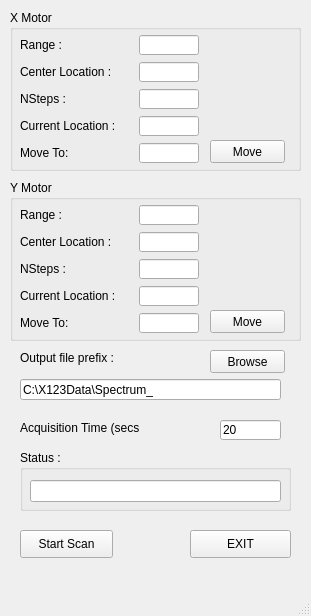
First picture: the form in gridscan_mainwin.ui, repository hgarbeil/GridScan, before the edit.
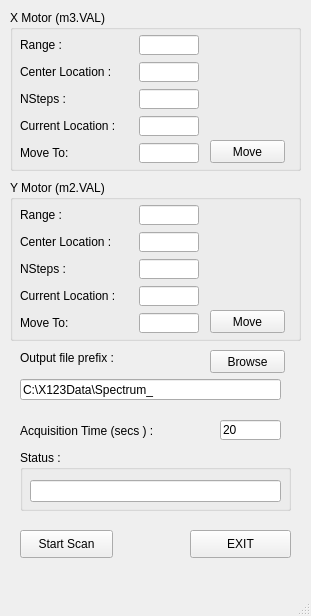
Second picture: the form after the edit.

Patch:
```diff
--- a/gridscan_mainwin.ui
+++ b/gridscan_mainwin.ui
@@ -24,7 +24,7 @@
      </rect>
     </property>
     <property name="title">
-     <string>X Motor</string>
+     <string>X Motor (m3.VAL)</string>
     </property>
     <widget class="QPushButton" name="x_MoveButton">
      <property name="geometry">
@@ -190,7 +190,7 @@
      </rect>
     </property>
     <property name="title">
-     <string>Y Motor</string>
+     <string>Y Motor (m2.VAL)</string>
     </property>
     <widget class="QPushButton" name="y_MoveButton">
      <property name="geometry">
@@ -377,8 +377,8 @@
      <rect>
       <x>20</x>
       <y>420</y>
-      <width>121</width>
-      <height>16</height>
+      <width>161</width>
+      <height>21</height>
      </rect>
     </property>
     <property name="text">
```
